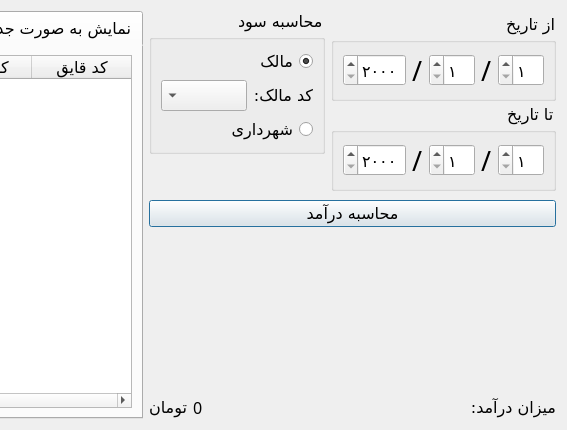
Qt form UI/StatDialog.ui (aghababaei-alireza/Boat_Rent) before a commit; both pictures show x 337 to 904 and y 0 to 430 of the 904 by 430 pixel window.
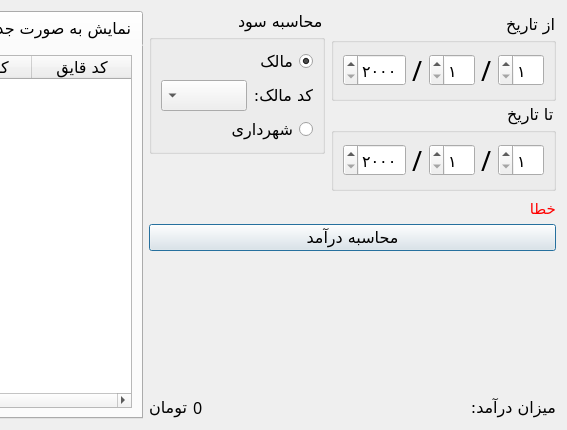
The same form after that commit. The open tabs and pages were chosen to show the change.

```diff
--- a/UI/StatDialog.ui
+++ b/UI/StatDialog.ui
@@ -254,6 +254,55 @@
        </item>
       </layout>
      </item>
+     <item>
+      <widget class="QLabel" name="lbl_error">
+       <property name="palette">
+        <palette>
+         <active>
+          <colorrole role="WindowText">
+           <brush brushstyle="SolidPattern">
+            <color alpha="255">
+             <red>255</red>
+             <green>0</green>
+             <blue>0</blue>
+            </color>
+           </brush>
+          </colorrole>
+         </active>
+         <inactive>
+          <colorrole role="WindowText">
+           <brush brushstyle="SolidPattern">
+            <color alpha="255">
+             <red>255</red>
+             <green>0</green>
+             <blue>0</blue>
+            </color>
+           </brush>
+          </colorrole>
+         </inactive>
+         <disabled>
+          <colorrole role="WindowText">
+           <brush brushstyle="SolidPattern">
+            <color alpha="255">
+             <red>120</red>
+             <green>120</green>
+             <blue>120</blue>
+            </color>
+           </brush>
+          </colorrole>
+         </disabled>
+        </palette>
+       </property>
+       <property name="font">
+        <font>
+         <pointsize>11</pointsize>
+        </font>
+       </property>
+       <property name="text">
+        <string>خطا</string>
+       </property>
+      </widget>
+     </item>
      <item>
       <widget class="QPushButton" name="btn_calculate">
        <property name="text">
```
Left out of the diff: 2 changed lines with no effect on the pictures.
